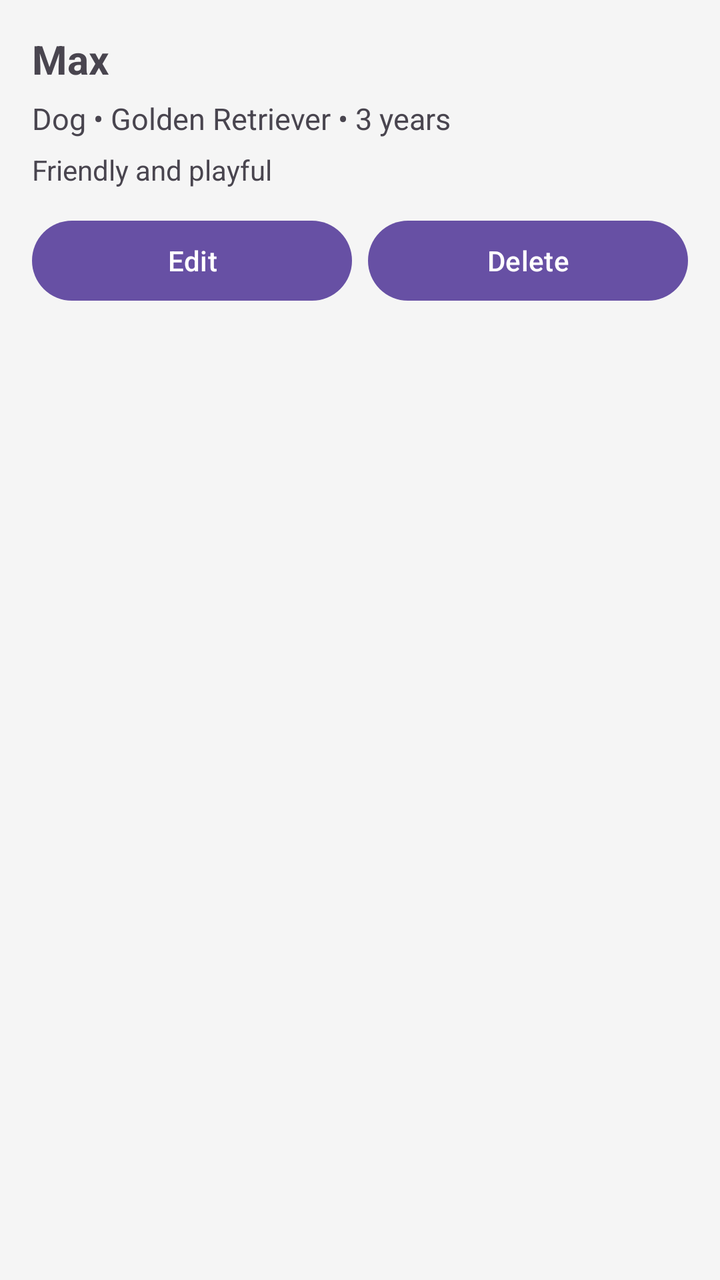
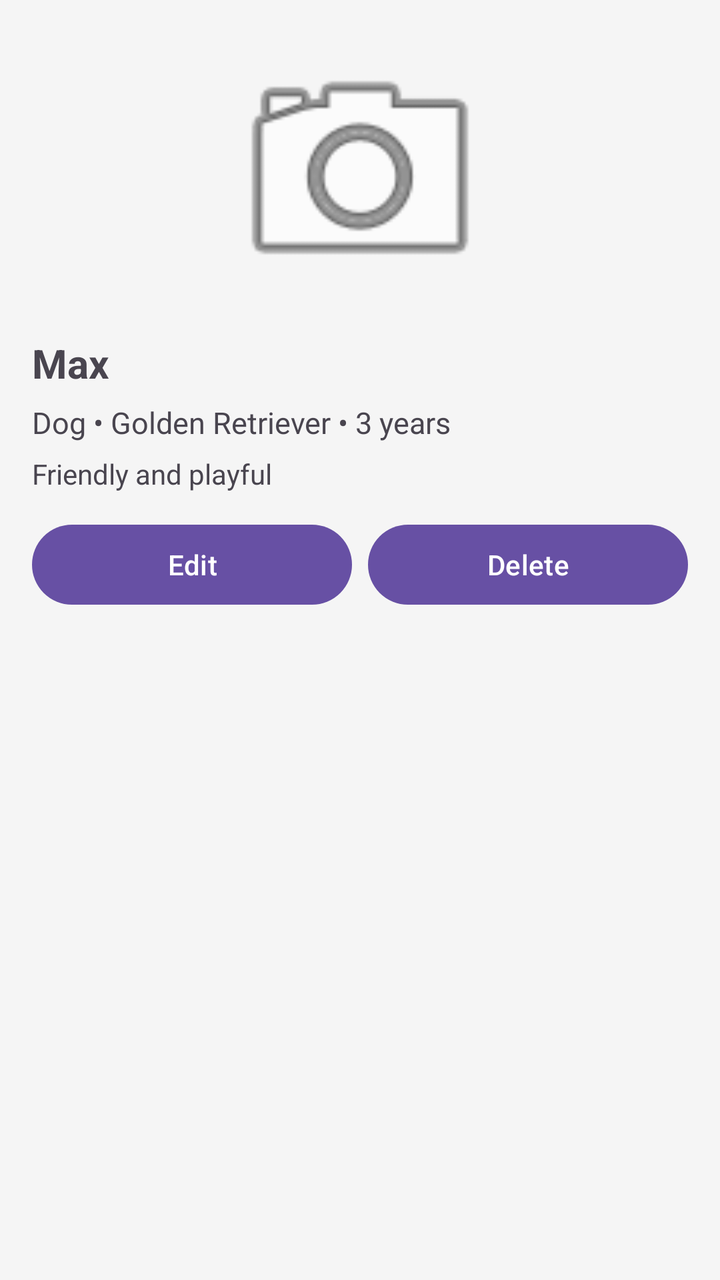

Screens rendered from an Android XML layout before and after an edit, with the pre-edit source and the edit as a unified diff.
<!-- AndroidManifest.xml: application theme Theme.PetCare -->
<!-- res/layout/item_pet.xml -->
<?xml version="1.0" encoding="utf-8"?>
<LinearLayout xmlns:android="http://schemas.android.com/apk/res/android"
    android:layout_width="match_parent"
    android:layout_height="wrap_content"
    android:orientation="vertical"
    android:padding="16dp"
    android:layout_marginBottom="12dp"
    android:background="#F5F5F5">

    <TextView
        android:id="@+id/petNameTextView"
        android:layout_width="wrap_content"
        android:layout_height="wrap_content"
        android:text="Max"
        android:textSize="20sp"
        android:textStyle="bold" />

    <TextView
        android:id="@+id/petDetailsTextView"
        android:layout_width="match_parent"
        android:layout_height="wrap_content"
        android:layout_marginTop="6dp"
        android:text="Dog • Golden Retriever • 3 years"
        android:textSize="15sp" />

    <TextView
        android:id="@+id/petNotesTextView"
        android:layout_width="match_parent"
        android:layout_height="wrap_content"
        android:layout_marginTop="6dp"
        android:text="Friendly and playful"
        android:textSize="14sp" />

    <LinearLayout
        android:layout_width="match_parent"
        android:layout_height="wrap_content"
        android:layout_marginTop="12dp"
        android:orientation="horizontal">

        <com.google.android.material.button.MaterialButton
            android:id="@+id/editPetButton"
            android:layout_width="0dp"
            android:layout_height="wrap_content"
            android:layout_weight="1"
            android:text="Edit" />

        <com.google.android.material.button.MaterialButton
            android:id="@+id/deletePetButton"
            android:layout_width="0dp"
            android:layout_height="wrap_content"
            android:layout_marginStart="8dp"
            android:layout_weight="1"
            android:text="Delete" />

    </LinearLayout>

</LinearLayout>
<!-- resources referenced by this layout -->
<resources>
  <style name="Theme.PetCare" parent="Base.Theme.PetCare" />
  <style name="Base.Theme.PetCare" parent="Theme.Material3.DayNight.NoActionBar">
          
          
      </style>
</resources>

<!-- the commit's change to res/layout/item_pet.xml (unified diff, before → after) -->
@@ -7,10 +7,20 @@
     android:layout_marginBottom="12dp"
     android:background="#F5F5F5">
 
+    <ImageView
+        android:id="@+id/petImageView"
+        android:layout_width="140dp"
+        android:layout_height="140dp"
+        android:layout_gravity="center_horizontal"
+        android:contentDescription="Pet photo"
+        android:scaleType="centerCrop"
+        android:src="@android:drawable/ic_menu_camera" />
+
     <TextView
         android:id="@+id/petNameTextView"
         android:layout_width="wrap_content"
         android:layout_height="wrap_content"
+        android:layout_marginTop="12dp"
         android:text="Max"
         android:textSize="20sp"
         android:textStyle="bold" />
